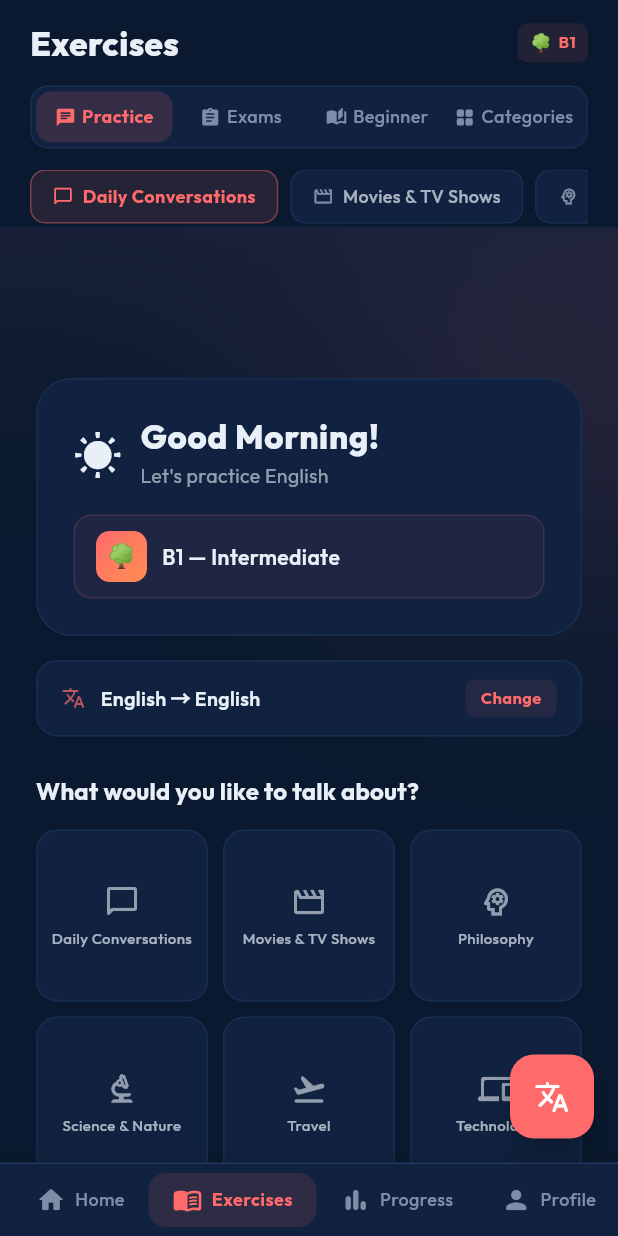
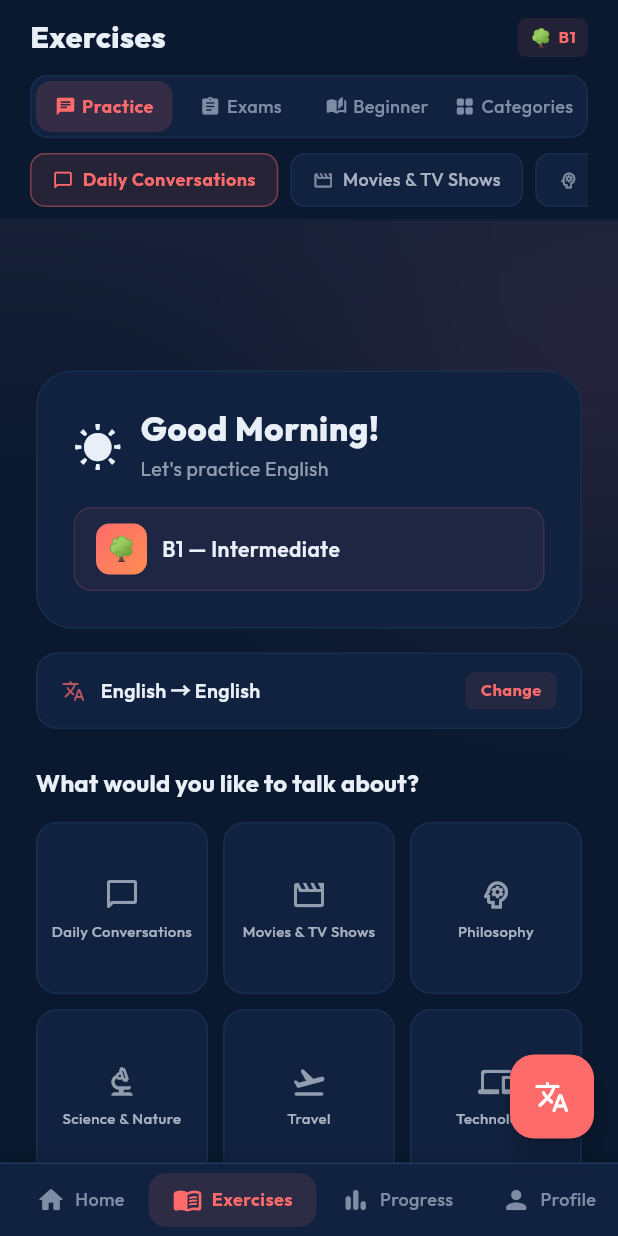
Before and after one commit to abdelwahed-alw/learn_alw, a Flutter app: the AppShell screen opened directly, after a tap on "Start Learning", on a phone screen of 412 x 824 dp. Run offline on Flutter 3.47's test engine with Material 3 defaults, Android fonts, the phone set to English and light mode, and no system bars; our stand-ins replace audioplayers, easy_localization, flutter_phoenix, flutter_secure_storage, flutter_tts, font_awesome_flutter and 4 more; missing offline and left inert: encrypt, record; accounts and stored records are empty.

Commit message:
Add progress bars, weak-area card, API key warning, compact header to exercises/categories tabs

```diff
--- a/lib/categories_tab.dart
+++ b/lib/categories_tab.dart
@@ -4,6 +4,7 @@ import 'package:flutter/services.dart';
 import 'package:provider/provider.dart';
 
 import 'app_state_model.dart';
+import 'constants.dart';
 import 'writing_screen.dart';
 import 'grammar_screen.dart';
 import 'vocabulary_screen.dart';
@@ -12,7 +13,8 @@ import 'listening_screen.dart';
 import 'speaking_screen.dart';
 
 class CategoriesTab extends StatelessWidget {
-  const CategoriesTab({super.key});
+  final VoidCallback? onNavigateProfile;
+  const CategoriesTab({super.key, this.onNavigateProfile});
 
   @override
   Widget build(BuildContext context) {
@@ -23,6 +25,7 @@ class CategoriesTab extends StatelessWidget {
             'writing'.tr(),
             Icons.edit_rounded,
             const Color(0xFFFF6B6B),
+            state.writingProgress,
             () => Navigator.push(
                   context,
                   MaterialPageRoute(
@@ -34,6 +37,7 @@ class CategoriesTab extends StatelessWidget {
             'grammar'.tr(),
             Icons.text_fields_rounded,
             const Color(0xFFFF8E53),
+            state.grammarProgress,
             () => Navigator.push(
                   context,
                   MaterialPageRoute(
@@ -45,6 +49,7 @@ class CategoriesTab extends StatelessWidget {
             'vocabulary'.tr(),
             Icons.spellcheck_rounded,
             const Color(0xFF2ECC71),
+            state.vocabularyProgress,
             () => Navigator.push(context,
                 MaterialPageRoute(builder: (_) => const VocabularyScreen())),
           ),
@@ -52,6 +57,7 @@ class CategoriesTab extends StatelessWidget {
             'reading'.tr(),
             Icons.auto_stories_rounded,
             const Color(0xFF3498DB),
+            state.readingProgress,
             () => Navigator.push(context,
                 MaterialPageRoute(builder: (_) => const ReadingScreen())),
           ),
@@ -59,6 +65,7 @@ class CategoriesTab extends StatelessWidget {
             'speaking'.tr(),
             Icons.record_voice_over_rounded,
             const Color(0xFF9B59B6),
+            state.speakingProgress,
             () => Navigator.push(context,
                 MaterialPageRoute(builder: (_) => const SpeakingScreen())),
           ),
@@ -66,25 +73,37 @@ class CategoriesTab extends StatelessWidget {
             'listening'.tr(),
             Icons.headphones_rounded,
             const Color(0xFF1ABC9C),
+            state.listeningProgress,
             () => Navigator.push(context,
                 MaterialPageRoute(builder: (_) => const ListeningScreen())),
           ),
         ];
+
+        final behind = categories.where((c) => c.$4 < 0.8).toList();
+        final weakest = behind.isEmpty ? null : behind.reduce((a, b) => a.$4 < b.$4 ? a : b);
 
         return Padding(
           padding: const EdgeInsets.fromLTRB(20, 16, 20, 0),
           child: Column(
             crossAxisAlignment: CrossAxisAlignment.start,
             children: [
+              if (!state.hasApiKey)
+                _buildApiKeyWarning(context)
+              else if (weakest != null)
+                _buildRecommendCard(context, weakest),
+              const SizedBox(height: 16),
               Text(
                 'skillCategories'.tr(),
                 style: TextStyle(
-                  color: Theme.of(context).colorScheme.onSurface.withValues(alpha: 0.7),
+                  color: Theme.of(context)
+                      .colorScheme
+                      .onSurface
+                      .withValues(alpha: 0.7),
                   fontSize: 13,
                   fontWeight: FontWeight.w600,
                 ),
               ),
-              const SizedBox(height: 16),
+              const SizedBox(height: 14),
               Expanded(
                 child: GridView.builder(
                   gridDelegate: const SliverGridDelegateWithFixedCrossAxisCount(
@@ -100,7 +119,8 @@ class CategoriesTab extends StatelessWidget {
                       icon: cat.$2,
                       label: cat.$1,
                       color: cat.$3,
-                      onTap: cat.$4,
+                      progress: cat.$4,
+                      onTap: cat.$5,
                     );
                   },
                 ),
@@ -111,18 +131,159 @@ class CategoriesTab extends StatelessWidget {
       },
     );
   }
+
+  Widget _buildApiKeyWarning(BuildContext context) {
+    final cs = Theme.of(context).colorScheme;
+    return Container(
+      padding: const EdgeInsets.all(16),
+      decoration: BoxDecoration(
+        color: kColorPrimary.withValues(alpha: 0.06),
+        borderRadius: BorderRadius.circular(16),
+        border: Border.all(color: kColorPrimary.withValues(alpha: 0.4)),
+      ),
+      child: Row(
+        children: [
+          Icon(Icons.warning_amber_rounded, color: kColorPrimary, size: 22),
+          const SizedBox(width: 12),
+          Expanded(
+            child: Column(
+              crossAxisAlignment: CrossAxisAlignment.start,
+              children: [
+                Text(
+                  'configureApiKeyFirst'.tr(),
+                  style: TextStyle(
+                    color: cs.onSurface,
+                    fontSize: 13,
+                    fontWeight: FontWeight.w700,
+                  ),
+                ),
+                const SizedBox(height: 2),
+                Text(
+                  'apiKeyRequired'.tr(),
+                  style: TextStyle(
+                    color: cs.onSurface.withValues(alpha: 0.6),
+                    fontSize: 11,
+                  ),
+                ),
+              ],
+            ),
+          ),
+          GestureDetector(
+            onTap: onNavigateProfile,
+            child: Container(
+              padding: const EdgeInsets.symmetric(horizontal: 14, vertical: 8),
+              decoration: BoxDecoration(
+                gradient: kPrimaryGradient,
+                borderRadius: BorderRadius.circular(10),
+              ),
+              child: Text(
+                'apiKeySetup'.tr(),
+                style: const TextStyle(
+                  color: Colors.white,
+                  fontSize: 11,
+                  fontWeight: FontWeight.w700,
+                ),
+              ),
+            ),
+          ),
+        ],
+      ),
+    );
+  }
+
+  Widget _buildRecommendCard(
+    BuildContext context,
+    (String, IconData, Color, double, VoidCallback) weakest,
+  ) {
+    final pct = (weakest.$4 * 100).round();
+    return GestureDetector(
+      onTap: () {
+        HapticFeedback.mediumImpact();
+        weakest.$5();
+      },
+      child: Container(
+        padding: const EdgeInsets.all(16),
+        decoration: BoxDecoration(
+          gradient: kPrimaryGradient,
+          borderRadius: BorderRadius.circular(16),
+          boxShadow: [
+            BoxShadow(
+              color: kColorPrimary.withValues(alpha: 0.3),
+              blurRadius: 12,
+              offset: const Offset(0, 4),
+            ),
+          ],
+        ),
+        child: Row(
+          children: [
+            Container(
+              padding: const EdgeInsets.all(10),
+              decoration: BoxDecoration(
+                color: Colors.white.withValues(alpha: 0.15),
+                borderRadius: BorderRadius.circular(12),
+              ),
+              child: Icon(weakest.$2, color: Colors.white, size: 22),
+            ),
+            const SizedBox(width: 14),
+            Expanded(
+              child: Column(
+                crossAxisAlignment: CrossAxisAlignment.start,
+                children: [
+                  Text(
+                    'weakAreaTitle'.tr(),
+                    style: const TextStyle(
+                      color: Colors.white,
+                      fontSize: 13,
+                      fontWeight: FontWeight.w700,
+                    ),
+                  ),
+                  const SizedBox(height: 2),
+                    Text(
+                      '${weakest.$1} — $pct%',
+                    style: TextStyle(
+                      color: Colors.white.withValues(alpha: 0.85),
+                      fontSize: 12,
+                    ),
+                  ),
+                ],
+              ),
+            ),
+            const SizedBox(width: 8),
+            Container(
+              padding: const EdgeInsets.symmetric(horizontal: 12, vertical: 6),
+              decoration: BoxDecoration(
+                color: Colors.white.withValues(alpha: 0.2),
+                borderRadius: BorderRadius.circular(10),
+                border: Border.all(color: Colors.white.withValues(alpha: 0.3)),
+              ),
+              child: Text(
+                'practiceNow'.tr(),
+                style: const TextStyle(
+                  color: Colors.white,
+                  fontSize: 12,
+                  fontWeight: FontWeight.w700,
+                ),
+              ),
+            ),
+          ],
+        ),
+      ),
+    );
+  }
 }
 
 class _CategoryCard extends StatelessWidget {
   final IconData icon;
   final String label;
   final Color color;
+  final double progress;
   final VoidCallback onTap;
 
   const _CategoryCard({
     required this.icon,
     required this.label,
     required this.color,
+    required this.progress,
     required this.onTap,
   });
 
@@ -154,7 +315,7 @@ class _CategoryCard extends StatelessWidget {
               ),
               child: Icon(icon, color: color, size: 28),
             ),
-            const SizedBox(height: 12),
+            const SizedBox(height: 10),
             Text(
               label,
               style: TextStyle(
@@ -163,20 +324,28 @@ class _CategoryCard extends StatelessWidget {
                 fontWeight: FontWeight.w700,
               ),
             ),
-            const SizedBox(height: 4),
-            Container(
-              padding: const EdgeInsets.symmetric(horizontal: 10, vertical: 3),
-              decoration: BoxDecoration(
-                color: color.withValues(alpha: 0.1),
-                borderRadius: BorderRadius.circular(20),
+            const SizedBox(height: 6),
+            Padding(
+              padding: const EdgeInsets.symmetric(horizontal: 20),
+              child: ClipRRect(
+                borderRadius: BorderRadius.circular(3),
+                child: LinearProgressIndicator(
+                  value: progress,
+                  minHeight: 5,
+                  backgroundColor: cs.outline.withValues(alpha: 0.2),
+                  valueColor: AlwaysStoppedAnimation<Color>(
+                    progress >= 0.8 ? const Color(0xFF2ECC71) : color,
+                  ),
+                ),
               ),
-              child: Text(
-                'practice'.tr(),
-                style: TextStyle(
-                  color: color.withValues(alpha: 0.8),
-                  fontSize: 10,
-                  fontWeight: FontWeight.w600,
-                ),
+            ),
+            const SizedBox(height: 6),
+            Text(
+              '${(progress * 100).round()}%',
+              style: TextStyle(
+                color: cs.onSurface.withValues(alpha: 0.6),
+                fontSize: 11,
+                fontWeight: FontWeight.w700,
               ),
             ),
           ],
--- a/lib/exercises_tab.dart
+++ b/lib/exercises_tab.dart
@@ -41,7 +41,7 @@ class _ExercisesTabState extends State<ExercisesTab> {
                     MainScreenBody(onNavigateProfile: widget.onNavigateProfile),
                     const IeltsScreen(),
                     const BeginnerScreen(),
-                    const CategoriesTab(),
+                    CategoriesTab(onNavigateProfile: widget.onNavigateProfile),
                   ],
                 ),
               ),
@@ -55,7 +55,7 @@ class _ExercisesTabState extends State<ExercisesTab> {
   Widget _buildHeader(AppStateModel state) {
     final cs = Theme.of(context).colorScheme;
     return Container(
-      padding: const EdgeInsets.fromLTRB(20, 12, 20, 0),
+      padding: const EdgeInsets.fromLTRB(20, 10, 20, 8),
       decoration: BoxDecoration(
         color: Theme.of(context).scaffoldBackgroundColor,
         border: Border(
@@ -71,7 +71,7 @@ class _ExercisesTabState extends State<ExercisesTab> {
                 'exercisesTab'.tr(),
                 style: TextStyle(
                   color: cs.onSurface,
-                  fontSize: 22,
+                  fontSize: 20,
                   fontWeight: FontWeight.w800,
                 ),
               ),
@@ -105,11 +105,10 @@ class _ExercisesTabState extends State<ExercisesTab> {
                 ),
             ],
           ),
-          const SizedBox(height: 12),
+          const SizedBox(height: 10),
           _buildModeSelector(state),
-          const SizedBox(height: 14),
+          const SizedBox(height: 10),
           _buildTopicSelector(state),
-          const SizedBox(height: 2),
         ],
       ),
     );
```
